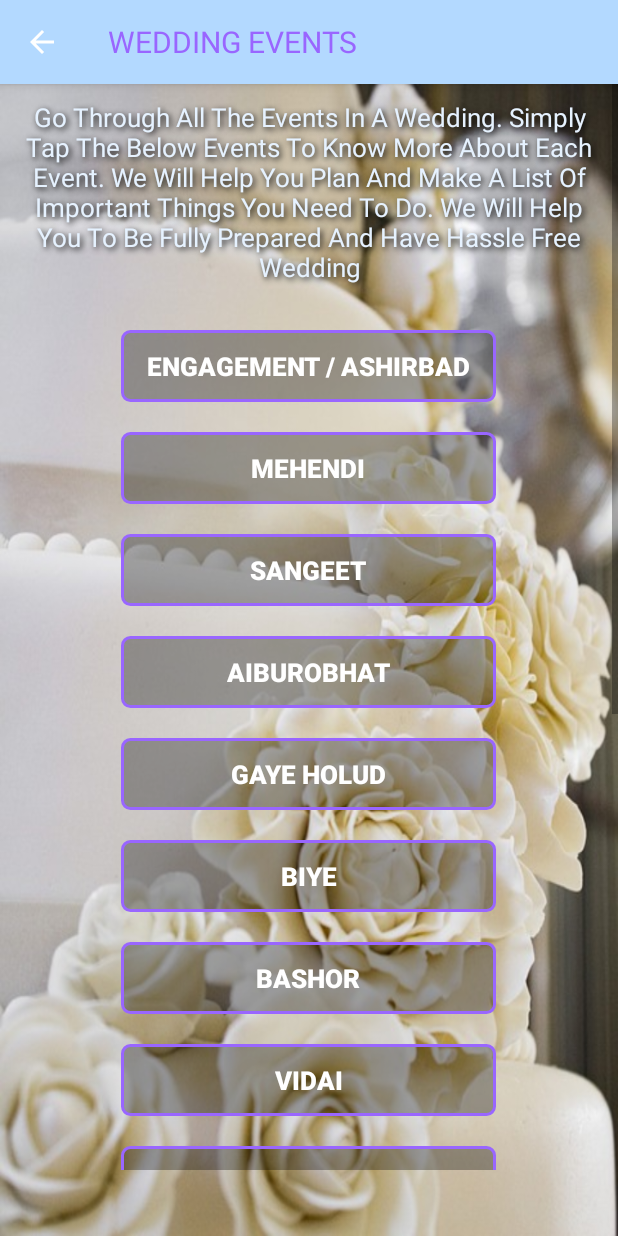
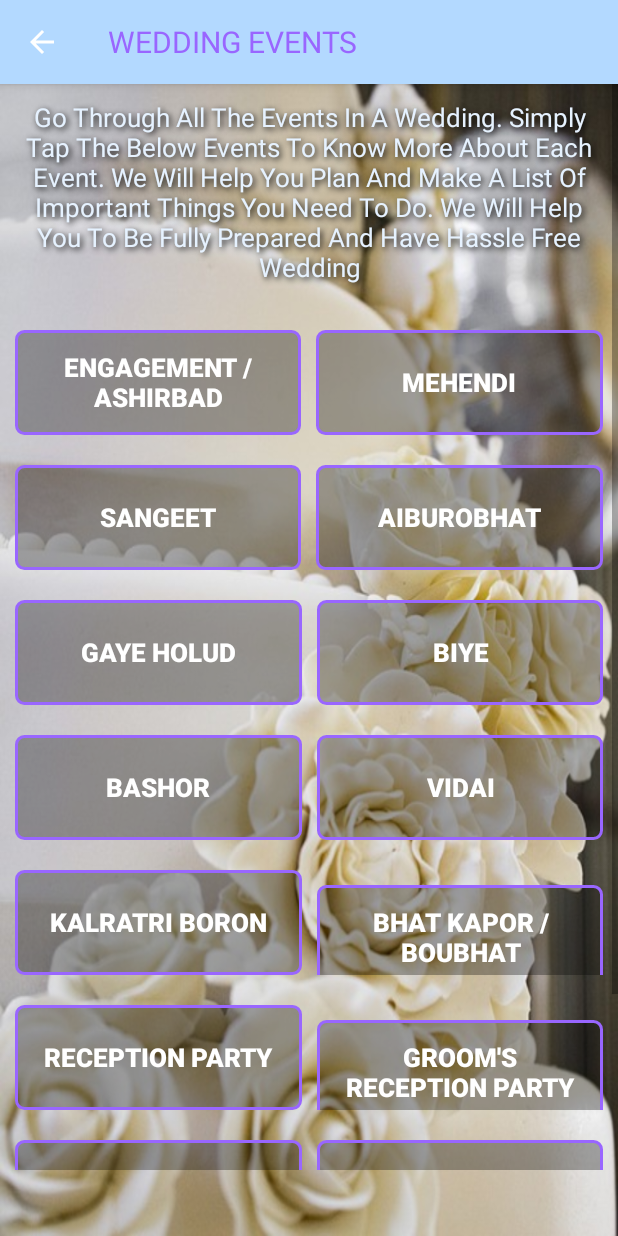
Before and after one commit to sbBhowmik/WeddingPlanner, an Android app: the EventsActivity screen opened directly, with no data from a screen before it, on a phone screen of 412 x 824 dp. Run offline under Robolectric (Android 15) with nearby library versions, the phone set to English and light mode, and no system bars; libraries missing offline, so code that uses them is left out: com.vstechlab.easyfonts; 18 statements that could not run were skipped.

Commit message:
Updated code.

```diff
--- a/app/src/main/AndroidManifest.xml
+++ b/app/src/main/AndroidManifest.xml
@@ -8,7 +8,7 @@
         android:label="@string/app_name"
         android:supportsRtl="true"
         android:theme="@style/AppTheme">
-        <activity android:name=".MainActivity"></activity>
+        <activity android:name=".MainActivity" />
         <activity
             android:name=".SplashActivity"
             android:theme="@style/Theme.AppCompat.Light.NoActionBar">
@@ -18,7 +18,8 @@
                 <category android:name="android.intent.category.LAUNCHER" />
             </intent-filter>
         </activity>
-        <activity android:name=".EventsActivity"></activity>
+        <activity android:name=".EventsActivity" />
+        <activity android:name=".EngagementActivity"></activity>
     </application>
 
 </manifest>
--- a/app/src/main/res/layout/activity_events.xml
+++ b/app/src/main/res/layout/activity_events.xml
@@ -35,10 +35,16 @@
                 android:textColor="#e6f2ff"
                 />
 
+            <LinearLayout
+                android:id="@+id/layout1"
+                android:layout_width="match_parent"
+                android:layout_height="wrap_content"
+                android:layout_below="@+id/titleText">
+
                 <Button
                     android:id="@+id/eventEngagementBtn"
-                android:layout_width="250dp"
-                android:layout_height="wrap_content"
+                    android:layout_width="0dp"
+                    android:layout_height="match_parent"
                     android:layout_centerHorizontal="true"
                     android:background="@drawable/text_bg"
                     android:text="Engagement / Ashirbad"
@@ -48,12 +54,15 @@
                     android:layout_marginTop="20dp"
                     android:padding="10dp"
                     android:layout_below="@+id/titleText"
+                    android:layout_weight="0.5"
+                    android:layout_marginLeft="10dp"
+                    android:layout_marginRight="10dp"
                     />
 
                 <Button
                     android:id="@+id/mehendiBtn"
-                android:layout_width="250dp"
-                android:layout_height="wrap_content"
+                    android:layout_width="0dp"
+                    android:layout_height="70dp"
                     android:layout_centerHorizontal="true"
                     android:background="@drawable/text_bg"
                     android:text="Mehendi"
@@ -64,231 +73,316 @@
                     android:layout_marginTop="20dp"
                     android:padding="10dp"
                     android:layout_below="@id/eventEngagementBtn"
+                    android:layout_weight="0.5"
+                    android:layout_marginRight="10dp"
                     />
+
+            </LinearLayout>
+
+            <LinearLayout
+                android:id="@+id/layout2"
+                android:layout_width="match_parent"
+                android:layout_height="wrap_content"
+                android:layout_below="@+id/layout1">
 
                 <Button
                     android:id="@+id/sangeetBtn"
-                android:layout_width="250dp"
-                android:layout_height="wrap_content"
+                    android:layout_width="0dp"
+                    android:layout_height="70dp"
                     android:layout_centerHorizontal="true"
                     android:background="@drawable/text_bg"
                     android:text="Sangeet"
                     android:textSize="17sp"
                     android:textColor="#ffffff"
-
+                    android:layout_weight="0.5"
                     android:textStyle="bold"
                     android:layout_marginTop="20dp"
                     android:padding="10dp"
-                android:layout_below="@id/mehendiBtn"
+                    android:layout_below="@id/layout1"
+                    android:layout_marginRight="10dp"
+                    android:layout_marginLeft="10dp"
                     />
 
                 <Button
                     android:id="@+id/AiburobhatBtn"
-                android:layout_width="250dp"
-                android:layout_height="wrap_content"
+                    android:layout_width="0dp"
+                    android:layout_height="70dp"
                     android:layout_centerHorizontal="true"
                     android:background="@drawable/text_bg"
                     android:text="Aiburobhat"
                     android:textSize="17sp"
                     android:textColor="#ffffff"
-
+                    android:layout_weight="0.5"
                     android:textStyle="bold"
                     android:layout_marginTop="20dp"
                     android:padding="10dp"
                     android:layout_below="@id/sangeetBtn"
+                    android:layout_marginRight="10dp"
                     />
+
+            </LinearLayout>
+
+            <LinearLayout
+                android:id="@+id/layout3"
+                android:layout_width="match_parent"
+                android:layout_height="wrap_content"
+                android:layout_below="@+id/layout2"
+                >
 
                 <Button
                     android:id="@+id/GayeHoludBtn"
                     android:layout_width="250dp"
-                android:layout_height="wrap_content"
+                    android:layout_height="70dp"
                     android:layout_centerHorizontal="true"
                     android:background="@drawable/text_bg"
                     android:text="Gaye Holud"
                     android:textSize="17sp"
                     android:textColor="#ffffff"
-
+                    android:layout_weight="0.5"
                     android:textStyle="bold"
                     android:layout_marginTop="20dp"
                     android:padding="10dp"
-                android:layout_below="@id/AiburobhatBtn"
+                    android:layout_below="@id/layout2"
+                    android:layout_marginLeft="10dp"
+                    android:layout_marginRight="10dp"
                     />
 
                 <Button
                     android:id="@+id/BiyeBtn"
                     android:layout_width="250dp"
-                android:layout_height="wrap_content"
+                    android:layout_height="70dp"
                     android:layout_centerHorizontal="true"
                     android:background="@drawable/text_bg"
                     android:text="Biye"
                     android:textSize="17sp"
                     android:textColor="#ffffff"
-
+                    android:layout_weight="0.5"
                     android:textStyle="bold"
                     android:layout_marginTop="20dp"
                     android:padding="10dp"
                     android:layout_below="@id/GayeHoludBtn"
+                    android:layout_marginRight="10dp"
                     />
+
+            </LinearLayout>
+
+            <LinearLayout
+                android:id="@+id/layout4"
+                android:layout_width="match_parent"
+                android:layout_height="wrap_content"
+                android:layout_below="@+id/layout3">
 
                 <Button
                     android:id="@+id/BashorBtn"
                     android:layout_width="250dp"
-                android:layout_height="wrap_content"
+                    android:layout_height="70dp"
                     android:layout_centerHorizontal="true"
                     android:background="@drawable/text_bg"
                     android:text="Bashor"
                     android:textSize="17sp"
                     android:textColor="#ffffff"
+                    android:layout_weight="0.5"
 
                     android:textStyle="bold"
                     android:layout_marginTop="20dp"
                     android:padding="10dp"
-                android:layout_below="@id/BiyeBtn"
+                    android:layout_below="@id/layout3"
+                    android:layout_marginRight="10dp"
+                    android:layout_marginLeft="10dp"
                     />
 
                 <Button
                     android:id="@+id/VidaiBtn"
                     android:layout_width="250dp"
-                android:layout_height="wrap_content"
+                    android:layout_height="70dp"
                     android:layout_centerHorizontal="true"
                     android:background="@drawable/text_bg"
                     android:text="Vidai"
                     android:textSize="17sp"
                     android:textColor="#ffffff"
-
+                    android:layout_weight="0.5"
                     android:textStyle="bold"
                     android:layout_marginTop="20dp"
                     android:padding="10dp"
                     android:layout_below="@id/BashorBtn"
+                    android:layout_marginRight="10dp"
                     />
+
+            </LinearLayout>
+
+            <LinearLayout
+                android:id="@+id/layout5"
+                android:layout_width="match_parent"
+                android:layout_height="wrap_content"
+                android:layout_below="@+id/layout4">
 
                 <Button
                     android:id="@+id/KalratriBoronBtn"
                     android:layout_width="250dp"
-                android:layout_height="wrap_content"
+                    android:layout_height="70dp"
                     android:layout_centerHorizontal="true"
                     android:background="@drawable/text_bg"
                     android:text="Kalratri Boron"
                     android:textSize="17sp"
                     android:textColor="#ffffff"
-
+                    android:layout_weight="0.5"
                     android:textStyle="bold"
                     android:layout_marginTop="20dp"
                     android:padding="10dp"
-                android:layout_below="@id/VidaiBtn"
+                    android:layout_below="@id/layout4"
+                    android:layout_marginRight="10dp"
+                    android:layout_marginLeft="10dp"
                     />
 
                 <Button
                     android:id="@+id/BoubhatBtn"
                     android:layout_width="250dp"
-                android:layout_height="wrap_content"
+                    android:layout_height="70dp"
                     android:layout_centerHorizontal="true"
                     android:background="@drawable/text_bg"
                     android:text="Bhat Kapor / Boubhat"
                     android:textSize="17sp"
                     android:textColor="#ffffff"
-
+                    android:layout_weight="0.5"
                     android:textStyle="bold"
                     android:layout_marginTop="20dp"
                     android:padding="10dp"
                     android:layout_below="@id/KalratriBoronBtn"
+                    android:layout_marginRight="10dp"
                     />
+
+            </LinearLayout>
+
+           <LinearLayout
+               android:id="@+id/layout6"
+               android:layout_width="match_parent"
+               android:layout_height="wrap_content"
+               android:layout_below="@+id/layout5">
 
                <Button
                    android:id="@+id/ReceptionPartyBtn"
                    android:layout_width="250dp"
-                android:layout_height="wrap_content"
+                   android:layout_height="70dp"
                    android:layout_centerHorizontal="true"
                    android:background="@drawable/text_bg"
                    android:text="Reception Party"
                    android:textSize="17sp"
                    android:textColor="#ffffff"
-
+                   android:layout_weight="0.5"
                    android:textStyle="bold"
                    android:layout_marginTop="20dp"
                    android:padding="10dp"
-                android:layout_below="@id/BoubhatBtn"
+                   android:layout_below="@id/layout5"
+                   android:layout_marginLeft="10dp"
+                   android:layout_marginRight="10dp"
                    />
 
                <Button
                    android:id="@+id/GroomReceptionPartyBtn"
                    android:layout_width="250dp"
-                android:layout_height="wrap_content"
+                   android:layout_height="70dp"
                    android:layout_centerHorizontal="true"
                    android:background="@drawable/text_bg"
                    android:text="Groom's Reception Party"
                    android:textSize="17sp"
                    android:textColor="#ffffff"
-
+                   android:layout_weight="0.5"
                    android:textStyle="bold"
                    android:layout_marginTop="20dp"
                    android:padding="10dp"
                    android:layout_below="@id/ReceptionPartyBtn"
+                   android:layout_marginRight="10dp"
                    />
+
+           </LinearLayout>
+
+            <LinearLayout
+                android:id="@+id/layout7"
+                android:layout_width="match_parent"
+                android:layout_height="wrap_content"
+                android:layout_below="@+id/layout6">
 
                 <Button
                     android:id="@+id/SuhagraatBtn"
                     android:layout_width="250dp"
-                android:layout_height="wrap_content"
+                    android:layout_height="70dp"
                     android:layout_centerHorizontal="true"
                     android:background="@drawable/text_bg"
                     android:text="Suhagraat"
                     android:textSize="17sp"
                     android:textColor="#ffffff"
-
+                    android:layout_weight="0.5"
                     android:textStyle="bold"
                     android:layout_marginTop="20dp"
                     android:padding="10dp"
-                android:layout_below="@id/GroomReceptionPartyBtn"
+                    android:layout_below="@id/layout6"
+                    android:layout_marginRight="10dp"
+                    android:layout_marginLeft="10dp"
                     />
 
                 <Button
                     android:id="@+id/DwiragamanBtn"
                     android:layout_width="250dp"
-                android:layout_height="wrap_content"
+                    android:layout_height="70dp"
                     android:layout_centerHorizontal="true"
                     android:background="@drawable/text_bg"
                     android:text="Dwiragaman"
                     android:textSize="17sp"
                     android:textColor="#ffffff"
-
+                    android:layout_weight="0.5"
                     android:textStyle="bold"
                     android:layout_marginTop="20dp"
                     android:padding="10dp"
                     android:layout_below="@id/SuhagraatBtn"
+                    android:layout_marginRight="10dp"
                     />
+
+            </LinearLayout>
+
+            <LinearLayout
+                android:id="@+id/layout8"
+                android:layout_width="match_parent"
+                android:layout_height="wrap_content"
+                android:layout_below="@+id/layout7">
 
                 <Button
                     android:id="@+id/AshtamangalaBtn"
                     android:layout_width="250dp"
-                android:layout_height="wrap_content"
+                    android:layout_height="70dp"
                     android:layout_centerHorizontal="true"
                     android:background="@drawable/text_bg"
                     android:text="Ashtamangala"
                     android:textSize="17sp"
                     android:textColor="#ffffff"
-
+                    android:layout_weight="0.5"
                     android:textStyle="bold"
                     android:layout_marginTop="20dp"
                     android:padding="10dp"
-                android:layout_below="@id/DwiragamanBtn"
+                    android:layout_below="@id/layout7"
+                    android:layout_marginRight="10dp"
+                    android:layout_marginLeft="10dp"
                     />
 
                 <Button
                     android:id="@+id/HoneymoonBtn"
                     android:layout_width="250dp"
-                android:layout_height="wrap_content"
+                    android:layout_height="70dp"
                     android:layout_centerHorizontal="true"
                     android:background="@drawable/text_bg"
                     android:text="Honeymoon"
                     android:textSize="17sp"
                     android:textColor="#ffffff"
-
+                    android:layout_weight="0.5"
                     android:textStyle="bold"
                     android:layout_marginTop="20dp"
                     android:padding="10dp"
                     android:layout_below="@id/AshtamangalaBtn"
+                    android:layout_marginRight="10dp"
                     />
+
+            </LinearLayout>
+
+
 
 
         </RelativeLayout>
```
Also changed, not shown: app/src/main/java/com/rupik/weddingplanner/EngagementActivity.java (added, +19 -0 lines), app/src/main/res/layout/activity_engagement.xml (added, +65 -0 lines). Lines whose indentation alone changed are shown as unchanged.
